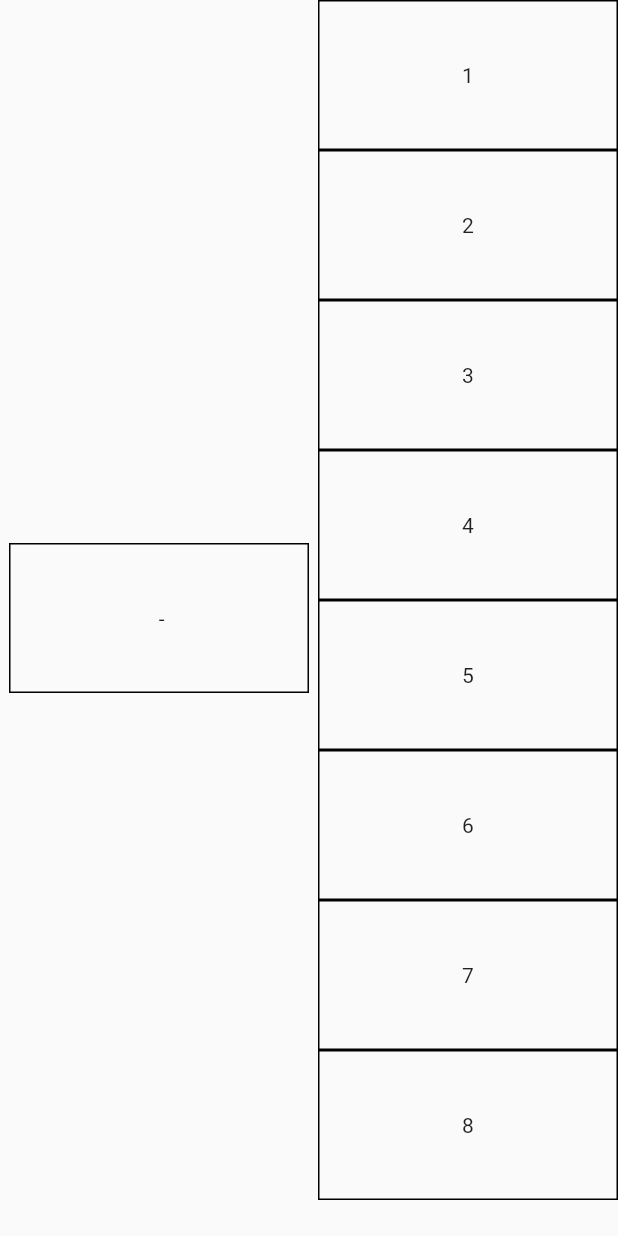
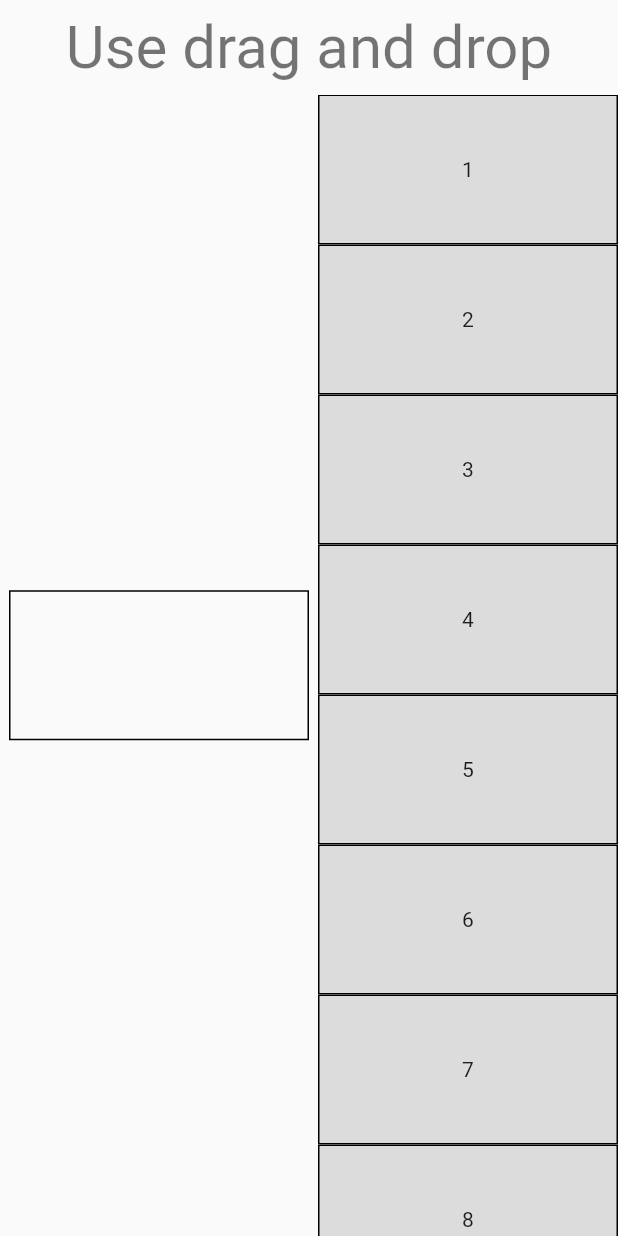
Before and after one commit to dip-dev-team/flutter_grid_ui, a Flutter app: the screen it shows after launch, on a phone screen of 412 x 824 dp. Run offline on Flutter 3.47's test engine with Material 2 defaults, Android fonts, the light colour scheme and no system bars; missing offline and left inert: dart_grid.

Commit message:
Stable version

```diff
--- a/example/lib/grid_example.dart
+++ b/example/lib/grid_example.dart
@@ -17,21 +17,50 @@ class _GridExampleState extends State<GridExample> {
     final filtereditems =
         _items.where((item) => !_grid.contains(item)).toList();
     return Scaffold(
-      body: Row(
+      body: Column(
+        children: [
+          Center(
+            child: Padding(
+              padding: const EdgeInsets.all(8.0),
+              child: Text(
+                'Use drag and drop',
+                style: Theme.of(context).textTheme.headlineLarge,
+              ),
+            ),
+          ),
+          Expanded(
+            child: Row(
               children: [
                 Expanded(
                   child: GridWidget(
                     grid: _grid,
-              itemBuilder: (context, data) => _getContainer(data, true),
-              emptyBuilder: (context) => DragTarget<int>(
+                    itemBuilder: (context, data, rowindex, cellIndex) =>
+                        _getGridItem(data, isDecorated: true, isEmpty: false),
+                    emptyBuilder: (context, rowIndex, cellIndex) =>
+                        DragTarget<int>(
                       onAccept: (data) {
                         setState(() {
-                    _grid.add().add(data);
+                          if (rowIndex >= 0 && cellIndex < 0) {
+                            _grid.putAt(
+                                rowIndex, [CellData(index: 0, data: data)],
+                                cellOffset: true);
+                          } else if (rowIndex < 0 && cellIndex >= 0) {
+                            _grid.putAt(
+                                0, [CellData(index: cellIndex, data: data)],
+                                offset: true);
+                          } else {
+                            _grid.putAt(rowIndex >= 0 ? rowIndex : 0,
+                                [CellData(index: cellIndex, data: data)]);
+                          }
                         });
                       },
                       builder: (context, candidateData, rejectedData) =>
-                    _getContainer(null, candidateData.isNotEmpty),
+                          _getGridItem(null,
+                              isEmpty: false,
+                              isDecorated: candidateData.isNotEmpty),
                     ),
+                    outerBuilder: (context, rowIndex, cellIndex) =>
+                        _getGridItem(null),
                   ),
                 ),
                 SizedBox(
@@ -40,30 +69,42 @@ class _GridExampleState extends State<GridExample> {
                     itemCount: filtereditems.length,
                     itemBuilder: (context, index) => Draggable(
                         data: filtereditems[index],
-                  feedback: _getContainer(filtereditems[index], true),
-                  child: _getContainer(filtereditems[index], false)),
+                        feedback: _getGridItem(filtereditems[index],
+                            isEmpty: false, isDecorated: true),
+                        child:
+                            _getGridItem(filtereditems[index], isEmpty: false)),
                   ),
                 )
+              ],
+            ),
+          ),
         ],
       ),
     );
   }
 
-  Widget _getContainer(int? item, bool isDecorated) {
+  Widget _getGridItem(int? item,
+      {bool isDecorated = false, bool isEmpty = true}) {
     return Material(
       child: Container(
         decoration: BoxDecoration(
-          border: Border.all(color: Colors.black),
-          color: isDecorated ? Colors.grey : null,
+          border: !isEmpty ? Border.all(color: Colors.black) : null,
+          color: isDecorated
+              ? Colors.grey
+              : item != null
+                  ? Colors.black12
+                  : null,
         ),
         padding: const EdgeInsets.all(8),
         width: 200.0,
         height: 100.0,
         alignment: Alignment.center,
-        child: Text(
-          item?.toString() ?? ' - ',
+        child: item != null
+            ? Text(
+                item.toString(),
                 textAlign: TextAlign.center,
-        ),
+              )
+            : const SizedBox.shrink(),
       ),
     );
   }
--- a/lib/flutter_grid_ui.dart
+++ b/lib/flutter_grid_ui.dart
@@ -5,23 +5,29 @@ import 'package:flutter/material.dart';
 
 export 'package:dart_grid/dart_grid.dart';
 
-typedef ItemBuilder<T> = Widget Function(BuildContext context, T? data);
-typedef EmptyBuilder = Widget Function(BuildContext context);
+/// Widget builder callback with data
+typedef ItemBuilder<T> = Widget Function(
+    BuildContext context, T? data, int rowIndex, int cellIndex);
 
-/// A [GridWidget].
+/// Widget builder callback
+typedef EmptyBuilder = Widget Function(
+    BuildContext context, int rowIndex, int cellIndex);
+
+/// A [GridWidget] - UI implementation for [dart_grid].
 class GridWidget<T> extends StatefulWidget {
   final Grid<T> grid;
-  //final ValueChanged<Grid<T>>? onChanged;
   final ItemBuilder<T> itemBuilder;
   final EmptyBuilder emptyBuilder;
+  final EmptyBuilder? outerBuilder;
   final ScrollController? verticalController;
   final ScrollController? horisontalController;
 
   const GridWidget(
       {super.key,
       required this.grid,
-      /* this.onChanged, */ required this.itemBuilder,
+      required this.itemBuilder,
       required this.emptyBuilder,
+      this.outerBuilder,
       this.verticalController,
       this.horisontalController});
 
@@ -57,25 +63,76 @@ class _GridWidgetState<T> extends State<GridWidget<T>> {
           scrollDirection: Axis.horizontal,
           child: SingleChildScrollView(
               controller: widget.verticalController,
+              child: AnimatedContainer(
+                duration: const Duration(microseconds: 400),
                 child: _grid.isNotEmpty
                     ? Column(
-                      crossAxisAlignment: CrossAxisAlignment.center,
+                        crossAxisAlignment: CrossAxisAlignment.start,
                         mainAxisSize: MainAxisSize.min,
+                        children: [
+                          if (widget.outerBuilder != null)
+                            Row(
+                                mainAxisSize: MainAxisSize.min,
+                                crossAxisAlignment: CrossAxisAlignment.start,
                                 children: List<Widget>.generate(
+                                    _grid.lengthCells + 2,
+                                    (cellIndex) => _grid.hasData(
+                                            0, cellIndex - 1)
+                                        ? widget.emptyBuilder
+                                            .call(context, -1, cellIndex - 1)
+                                        : widget.outerBuilder!
+                                            .call(context, -1, cellIndex - 1))),
+                          ...List<Widget>.generate(
                               _grid.lengthRows,
-                          (indexRow) => Row(
+                              (rowIndex) => Row(
                                     mainAxisSize: MainAxisSize.min,
-                                children: List.generate(
+                                    children: [
+                                      if (widget.outerBuilder != null)
+                                        _grid.hasData(rowIndex, 0)
+                                            ? widget.emptyBuilder
+                                                .call(context, rowIndex, -1)
+                                            : widget.outerBuilder!
+                                                .call(context, rowIndex, -1),
+                                      ...List<Widget>.generate(
                                           _grid.lengthCells,
-                                    (indexCell) => widget.itemBuilder.call(
+                                          (cellIndex) =>
+                                              _grid.hasData(rowIndex, cellIndex)
+                                                  ? widget.itemBuilder.call(
                                                       context,
                                                       _grid
-                                            .row(indexRow)
-                                            .cell(indexCell)
-                                            ?.data)),
+                                                          .row(rowIndex)
+                                                          ?.cell(cellIndex)
+                                                          ?.data,
+                                                      rowIndex,
+                                                      cellIndex)
+                                                  : widget.emptyBuilder.call(
+                                                      context,
+                                                      rowIndex,
+                                                      cellIndex)),
+                                      _grid.hasData(
+                                              rowIndex, _grid.lengthCells - 1)
+                                          ? widget.emptyBuilder.call(context,
+                                              rowIndex, _grid.lengthCells)
+                                          : widget.outerBuilder!.call(context,
+                                              rowIndex, _grid.lengthCells),
+                                    ],
                                   )),
+                          if (widget.outerBuilder != null)
+                            Row(
+                                mainAxisSize: MainAxisSize.min,
+                                crossAxisAlignment: CrossAxisAlignment.start,
+                                children: List<Widget>.generate(
+                                    _grid.lengthCells + 2,
+                                    (cellIndex) => _grid.hasData(
+                                            _grid.lengthRows - 1, cellIndex - 1)
+                                        ? widget.emptyBuilder.call(context,
+                                            _grid.lengthRows, cellIndex - 1)
+                                        : widget.outerBuilder!.call(context,
+                                            _grid.lengthRows, cellIndex - 1))),
+                        ],
                       )
-                  : widget.emptyBuilder(context))),
+                    : widget.emptyBuilder.call(context, 0, 0),
+              ))),
     );
   }
 }
--- a/pubspec.yaml
+++ b/pubspec.yaml
@@ -1,6 +1,6 @@
 name: flutter_grid_ui
 description: Flutter Grid UI implementation with `dart_grid`. This package allows you to work with data tables like Excel, while saving only real data (empty data is only generated).
-version: 1.0.0-experimental
+version: 1.0.0
 repository: https://gitlab.com/dipdev.studio/open-source/flutter-grid
 
 environment:
@@ -10,8 +10,7 @@ environment:
 dependencies:
   flutter:
     sdk: flutter
-  dart_grid: #^1.0.0+2
-    path: ../dart_grid
+  dart_grid: ^1.0.1
 
 dev_dependencies:
   flutter_test:
```
Also changed, not shown: 1 other file. Lines whose indentation alone changed are shown as unchanged.
